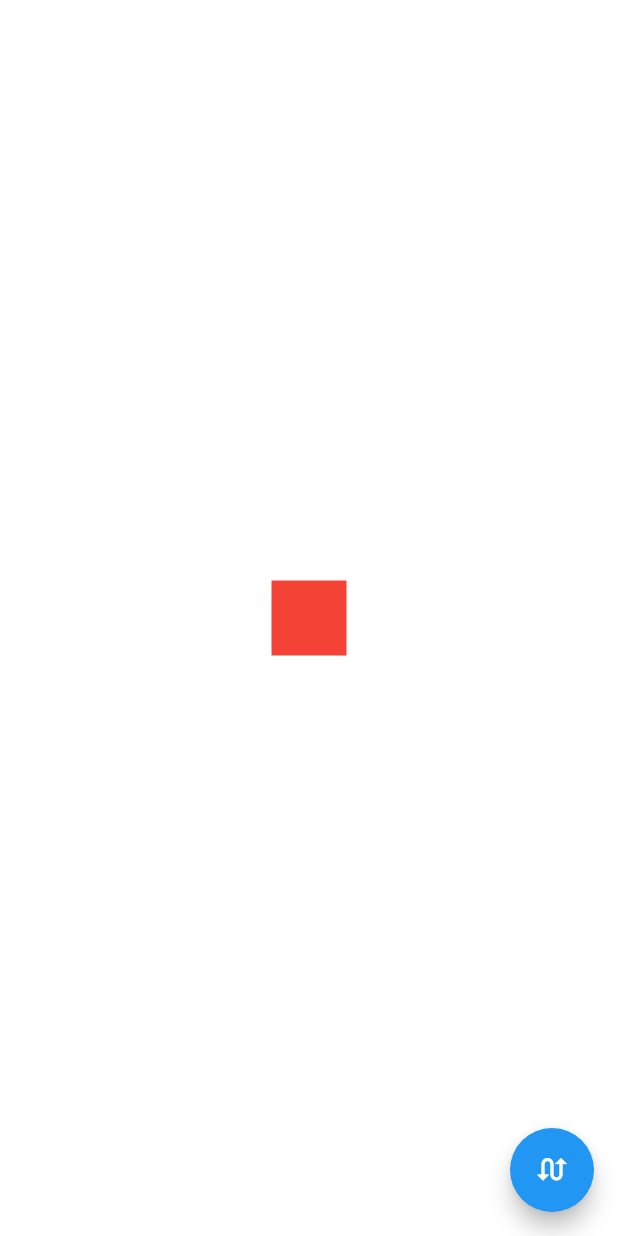
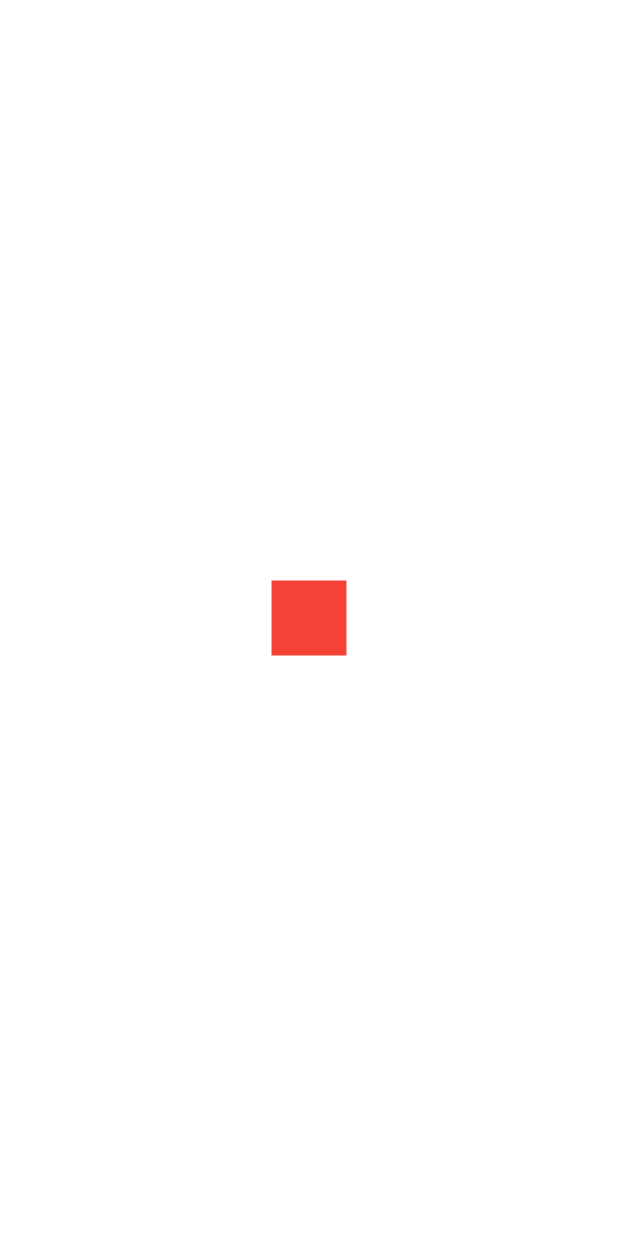
Before and after one commit to ArchOrn/flutter_5iwj_2024, a Flutter app: the screen it shows after launch, on a phone screen of 412 x 824 dp. Run offline on Flutter 3.47's test engine with Material 3 defaults, Android fonts, the phone set to English and light mode, and no system bars.

Commit message:
Base for StatefulWidget third exercise

```diff
--- a/lib/home/home_screen.dart
+++ b/lib/home/home_screen.dart
@@ -1,35 +1,15 @@
 import 'package:flutter/material.dart';
 import 'package:flutter_5iwj_2024/home/square.dart';
 
-class HomeScreen extends StatefulWidget {
+class HomeScreen extends StatelessWidget {
   const HomeScreen({super.key});
 
   @override
-  State<HomeScreen> createState() => _HomeScreenState();
-}
-
-class _HomeScreenState extends State<HomeScreen> {
-  Color _color = Colors.red;
-
-  void _changeColor() {
-    setState(() => _color = _color == Colors.red ? _color = Colors.amber : Colors.red);
-  }
-
-  @override
   Widget build(BuildContext context) {
-    return Scaffold(
+    return const Scaffold(
       backgroundColor: Colors.white,
       body: Center(
-        child: Square(color: _color),
-      ),
-      floatingActionButton: FloatingActionButton(
-        backgroundColor: Colors.blue,
-        shape: const CircleBorder(),
-        onPressed: _changeColor,
-        child: const Icon(
-          Icons.swap_calls,
-          color: Colors.white,
-        ),
+        child: Square(),
       ),
     );
   }
--- a/lib/home/square.dart
+++ b/lib/home/square.dart
@@ -1,16 +1,17 @@
 import 'package:flutter/material.dart';
 
 class Square extends StatelessWidget {
-  final Color color;
-
-  const Square({super.key, this.color = Colors.red});
+  const Square({super.key});
 
   @override
   Widget build(BuildContext context) {
-    return Container(
-      width: 50,
-      height: 50,
-      color: color,
+    return GestureDetector(
+      onTap: () {},
+      child: Container(
+        width: 50,
+        height: 50,
+        color: Colors.red,
+      ),
     );
   }
 }
```
